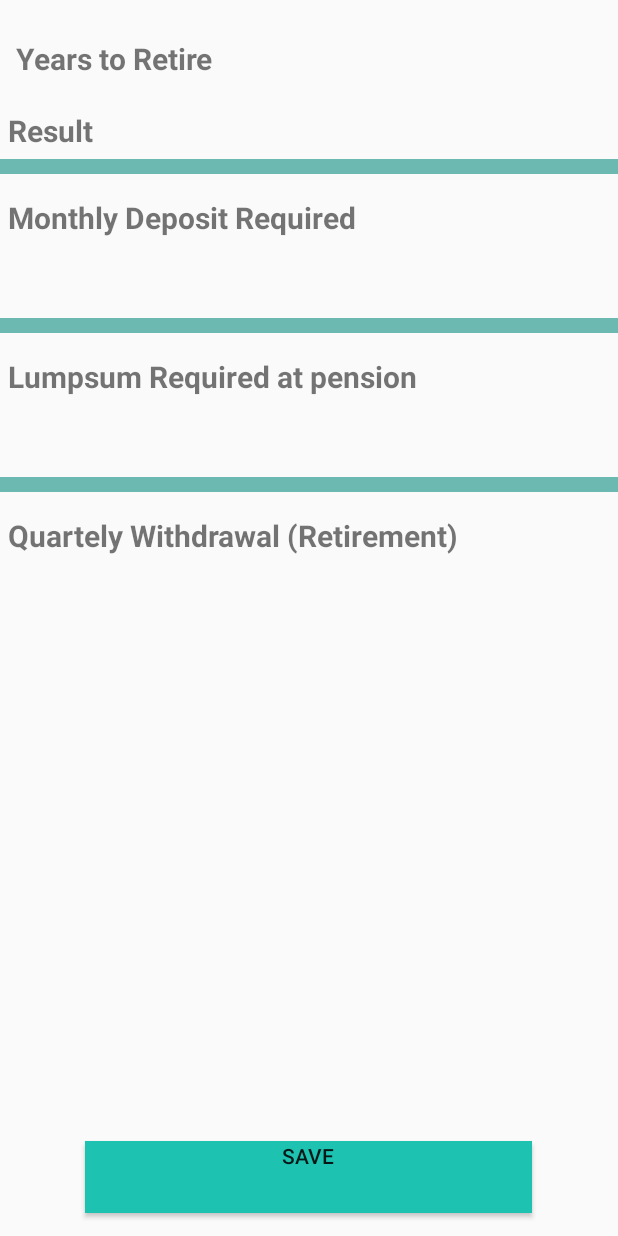
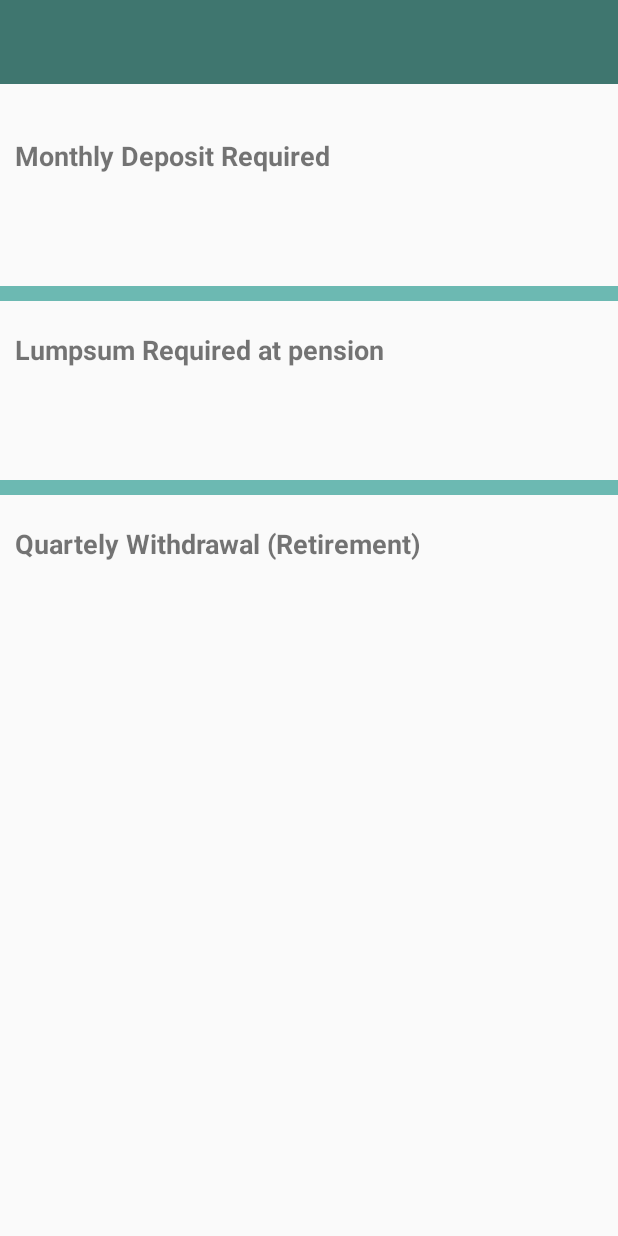
Before and after one commit to Anilove/pensionplan, an Android app: the AnsDepositReq screen opened directly, with no data from a screen before it, on a phone screen of 412 x 824 dp. Run offline under Robolectric (Android 15) with nearby library versions, the phone set to English and light mode, and no system bars.

Commit message:
Add new stuff to it

```diff
--- a/app/src/main/java/org/pensionplan/pensionplan/AnsDepositReq.java
+++ b/app/src/main/java/org/pensionplan/pensionplan/AnsDepositReq.java
@@ -14,24 +14,21 @@ public class AnsDepositReq extends AppCompatActivity {
         super.onCreate(savedInstanceState);
         setContentView(R.layout.activity_ans_deposit_req);
 
-       // TextView textView = (TextView)findViewById(R.id.result_textone);
-        TextView textViewTwo = (TextView)findViewById(R.id.result_texttwo);
-        TextView textViewThree = (TextView)findViewById(R.id.result_textthree);
-        TextView textViewFour = (TextView)findViewById(R.id.result_textfour);
+        // TextView textView = (TextView)findViewById(R.id.result_textone);
+        TextView textViewTwo = (TextView) findViewById(R.id.result_texttwo);
+        TextView textViewThree = (TextView) findViewById(R.id.result_textthree);
+        TextView textViewFour = (TextView) findViewById(R.id.result_textfour);
+
 
         Intent getValues = getIntent();
         String quart = getValues.getStringExtra("quart");
-
-        Intent getValues1 = getIntent();
-        String calculate = getValues1.getStringExtra("calculate");
-
-        Intent getValues2 = getIntent();
-        String monthly = getValues2.getStringExtra("monthly");
+        String calculate = getValues.getStringExtra("calculate");
+        String monthly = getValues.getStringExtra("monthly");
 
         //textView.setText(quart);
-        textViewTwo.setText(quart);
+        textViewTwo.setText(monthly);
         textViewThree.setText(calculate);
-        textViewFour.setText(monthly);
+        textViewFour.setText(quart);
 
         // How to call pension module
         //PensionModule pensionModule = new PensionModule(23, 60, 80, 2000, 30000, 4);
--- a/app/src/main/java/org/pensionplan/pensionplan/utilities/MonthlyWithdrawal.java
+++ b/app/src/main/java/org/pensionplan/pensionplan/utilities/MonthlyWithdrawal.java
@@ -46,7 +46,7 @@ public class MonthlyWithdrawal {
 
         // Prepare output
         this.amountWithdrawal = getMonthlyWithdrawal();
-        this.lumpSumWithdrawal = getLumpsumWithdrawal();
+        this.lumpSumWithdrawal = getLumpsumWithdrawalTotal();
     }
 
 
@@ -142,7 +142,7 @@ public class MonthlyWithdrawal {
         return NewMonthWith;
     }
 
-    public double getLumpsumWithdrawal(){
+    public double getLumpsumWithdrawalTotal(){
         double Divinflation = 1 + inflation;
         double divinflationtemp = Math.pow(Divinflation,getPlanningPeriod());
         double Temp = FirstLumpsumWith * divinflationtemp;
--- a/app/src/main/java/org/pensionplan/pensionplan/utilities/PensionModuleTwo.java
+++ b/app/src/main/java/org/pensionplan/pensionplan/utilities/PensionModuleTwo.java
@@ -131,7 +131,9 @@ public class PensionModuleTwo {
 
             };
             //double FinalBeginningValue = (Math.round(BeginningValue)*100);
-            return BeginningValue;
+            return Math.round(BeginningValue *100)/100;
+
+
         }
         public double getImpliedInterest(){
             double ImpliedInterest = (1 + annualInterest);
@@ -164,7 +166,7 @@ public class PensionModuleTwo {
 
 
             double Lumpsum = getCalculate()/powInterestN;
-            return Lumpsum;
+            return Math.round(Lumpsum * 100)/100;
         }
 
         // Setters
--- a/app/src/main/res/layout/activity_ans_deposit_req.xml
+++ b/app/src/main/res/layout/activity_ans_deposit_req.xml
@@ -7,50 +7,28 @@
     tools:context="org.pensionplan.pensionplan.AnsDepositReq">
 
 
+        <include layout="@layout/toolbar"
+            android:id="@+id/tool"
+            />
     <LinearLayout
         android:layout_width="match_parent"
         android:layout_height="wrap_content"
-        android:orientation="vertical">
+        android:layout_below="@id/tool"
+        android:orientation="vertical"
+
+        >
 
 
-
-        <TextView
-            android:id="@+id/yearsRetire_text"
-            android:layout_width="match_parent"
-            android:layout_height="wrap_content"
-            android:padding="5dp"
-            android:layout_marginLeft="5dp"
-            android:layout_marginTop="20dp"
-            android:layout_marginBottom="10dp"
-            android:textStyle="bold"
-            android:text="Years to Retire"
-            android:textSize="20sp" />
-        <TextView
-            android:id="@+id/result_textone"
-            android:layout_width="match_parent"
-            android:layout_height="wrap_content"
-            android:textStyle="bold"
-            android:text="Result"
-            android:padding="5dp"
-            android:textSize="20sp" />
-
-        <View
-            android:layout_width="match_parent"
-            android:layout_height="10dp"
-            android:background="@color/background_color"
-            android:id="@+id/ans_viewtwo"
-            android:layout_marginBottom="10dp"
-            />
 
         <TextView
             android:id="@+id/montlyDep"
             android:layout_width="match_parent"
             android:layout_height="wrap_content"
-            android:layout_below="@+id/ans_viewtwo"
-            android:padding="5dp"
+            android:padding="10dp"
+            android:layout_marginTop="25dp"
             android:text="Monthly Deposit Required"
             android:layout_marginBottom="10dp"
-            android:textSize="20sp"
+            android:textSize="18sp"
             android:textStyle="bold" />
 
         <TextView
@@ -58,9 +36,9 @@
             android:layout_width="match_parent"
             android:layout_height="wrap_content"
             android:textStyle="bold"
-            android:padding="5dp"
+            android:padding="10dp"
             android:text="Result"
-            android:textSize="20sp" />
+            android:textSize="25sp" />
 
         <View
             android:layout_width="match_parent"
@@ -77,18 +55,18 @@
             android:layout_height="wrap_content"
             android:layout_below="@+id/montlyDep"
             android:layout_marginBottom="10dp"
-            android:padding="5dp"
+            android:padding="10dp"
             android:textStyle="bold"
             android:text="Lumpsum Required at pension"
-            android:textSize="20sp" />
+            android:textSize="18sp" />
         <TextView
             android:id="@+id/result_textthree"
             android:layout_width="match_parent"
             android:layout_height="wrap_content"
             android:textStyle="bold"
-            android:padding="5dp"
+            android:padding="10dp"
             android:text="Result"
-            android:textSize="20sp" />
+            android:textSize="25sp" />
 
         <View
             android:layout_width="match_parent"
@@ -105,30 +83,20 @@
             android:layout_below="@id/LumpsumAtPens"
             android:layout_marginBottom="10dp"
             android:textStyle="bold"
-            android:padding="5dp"
+            android:padding="10dp"
             android:text="Quartely Withdrawal (Retirement)"
-            android:textSize="20sp" />
+            android:textSize="18sp" />
 
         <TextView
             android:id="@+id/result_textfour"
             android:layout_width="match_parent"
             android:layout_height="wrap_content"
             android:textStyle="bold"
-            android:padding="5dp"
+            android:padding="10dp"
             android:text="Result"
-            android:textSize="20sp" />
+            android:textSize="25sp" />
 
     </LinearLayout>
-
-    <Button
-        android:layout_width="298dp"
-        android:layout_height="wrap_content"
-        android:gravity="center_horizontal"
-        android:background="@color/primary_light"
-        android:text="SAVE"
-        android:layout_alignParentBottom="true"
-        android:layout_centerHorizontal="true"
-        android:layout_marginBottom="15dp" />
 
 
 
```
Also changed, not shown: app/src/main/java/org/pensionplan/pensionplan/AnsLumpsumReq.java (+18 -0 lines), app/src/main/java/org/pensionplan/pensionplan/AnsLumpsumWith.java (+17 -0 lines), app/src/main/java/org/pensionplan/pensionplan/AnsMonthlyWith.java (+19 -0 lines), app/src/main/java/org/pensionplan/pensionplan/Fragments/FragMonthlyWithdraw.java (+48 -12 lines), app/src/main/java/org/pensionplan/pensionplan/Fragments/FragmentDepRequired.java (+20 -17 lines), app/src/main/java/org/pensionplan/pensionplan/Fragments/FragmentLumpsumReq.java (+51 -15 lines), app/src/main/java/org/pensionplan/pensionplan/Fragments/FragmentLumpsumWithdrawal.java (+44 -12 lines), app/src/main/java/org/pensionplan/pensionplan/utilities/PensionModule.java (+4 -4 lines), app/src/main/res/layout/activity_ans_lumpsum_req.xml (+13 -23 lines), app/src/main/res/layout/activity_ans_lumpsum_with.xml (+9 -49 lines), app/src/main/res/layout/activity_ans_monthly_with.xml (+14 -25 lines), app/src/main/res/layout/fragment_lumpsum_required.xml (+6 -7 lines), app/src/main/res/layout/fragment_lumpsum_withdrawal.xml (+2 -22 lines), app/src/main/res/layout/fragment_monthly_withdrawal.xml (+34 -11 lines).
